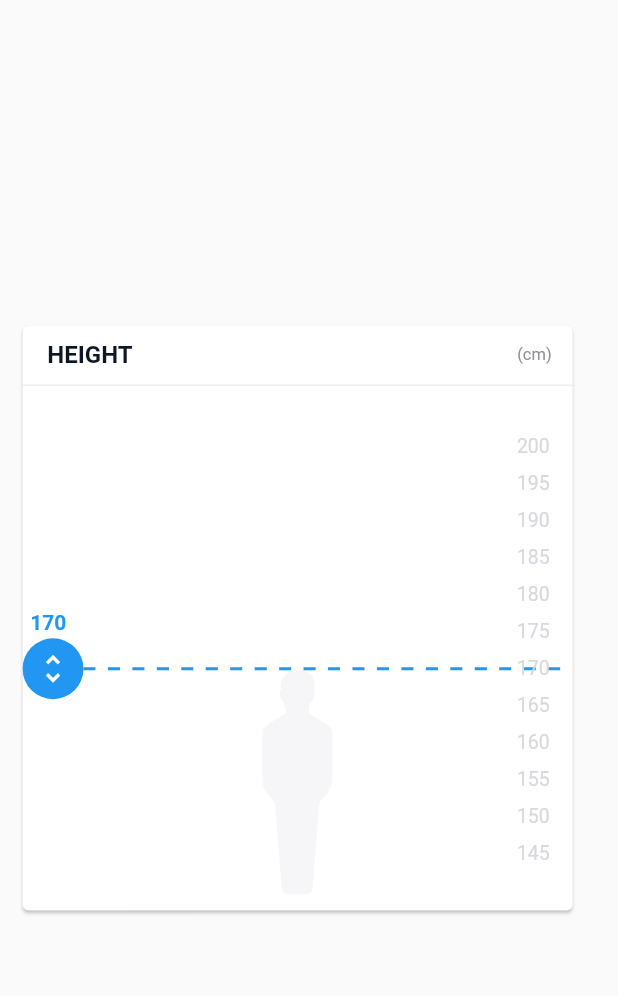
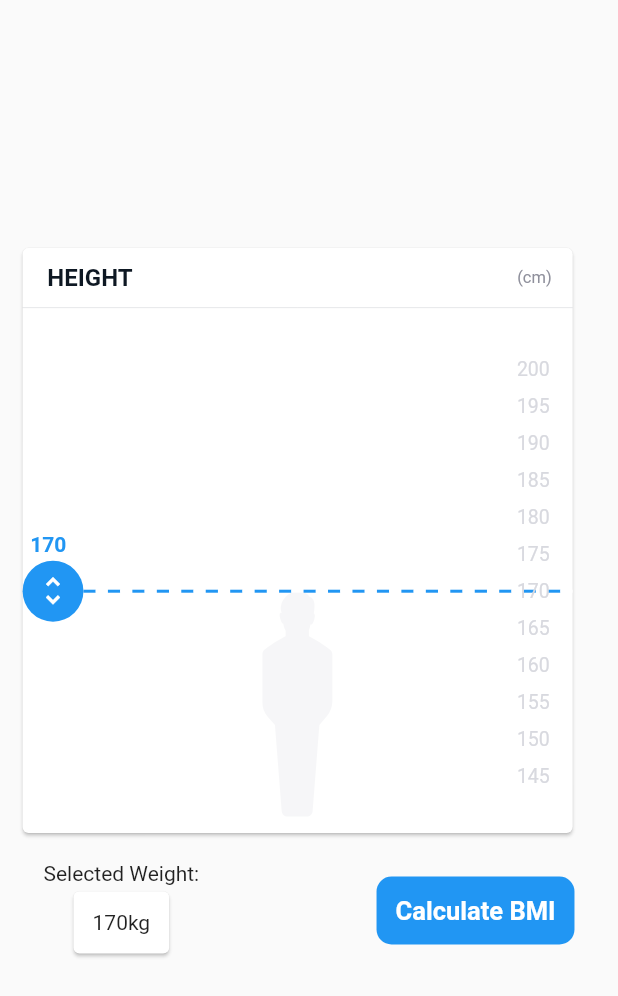
Before and after one commit to kokodavid/xbmi, a Flutter app: the HeightPage screen opened directly, on a phone screen of 412 x 824 dp. Shown: the top 996 px of the screen. Run offline on Flutter 3.47's test engine with Material 2 defaults, Android fonts, the phone set to English and light mode, and no system bars; our stand-ins replace flutter_svg.

Commit message:
Height page fixes

```diff
--- a/lib/screens/height/height_page.dart
+++ b/lib/screens/height/height_page.dart
@@ -1,5 +1,7 @@
 import 'package:bmiapp/screens/height/height_card.dart';
 import 'package:flutter/material.dart';
+
+import '../../utlis/widget_utils.dart';
 
 class HeightPage extends StatefulWidget {
   HeightPage({super.key});
@@ -36,6 +38,50 @@ class _HeightPageState extends State<HeightPage> {
                   ),
                   height: height!,
                 )),
+            Container(
+              margin: EdgeInsets.all(screenAwareSize(15.0, context)),
+              child: Row(
+                mainAxisAlignment: MainAxisAlignment.spaceBetween,
+                children: [
+                  Column(
+                    children: [
+                      const Text("Selected Weight:"),
+                      Card(
+                        child: Container(
+                            margin:
+                                EdgeInsets.all(screenAwareSize(10.0, context)),
+                            child: Center(
+                              child: Text("${height}kg"),
+                            )),
+                      ),
+                    ],
+                  ),
+                  GestureDetector(
+                    onTap: () {
+                      Navigator.push(
+                        context,
+                        MaterialPageRoute(builder: (context) => HeightPage()),
+                      );
+                    },
+                    child: Container(
+                      decoration: BoxDecoration(
+                          color: Colors.blue,
+                          borderRadius: BorderRadius.circular(10)),
+                      child: Padding(
+                        padding: EdgeInsets.all(screenAwareSize(10.0, context)),
+                        child: const Text(
+                          "Calculate BMI",
+                          style: TextStyle(
+                              color: Colors.white,
+                              fontWeight: FontWeight.bold,
+                              fontSize: 17),
+                        ),
+                      ),
+                    ),
+                  )
+                ],
+              ),
+            )
           ],
         ),
       ),
```
